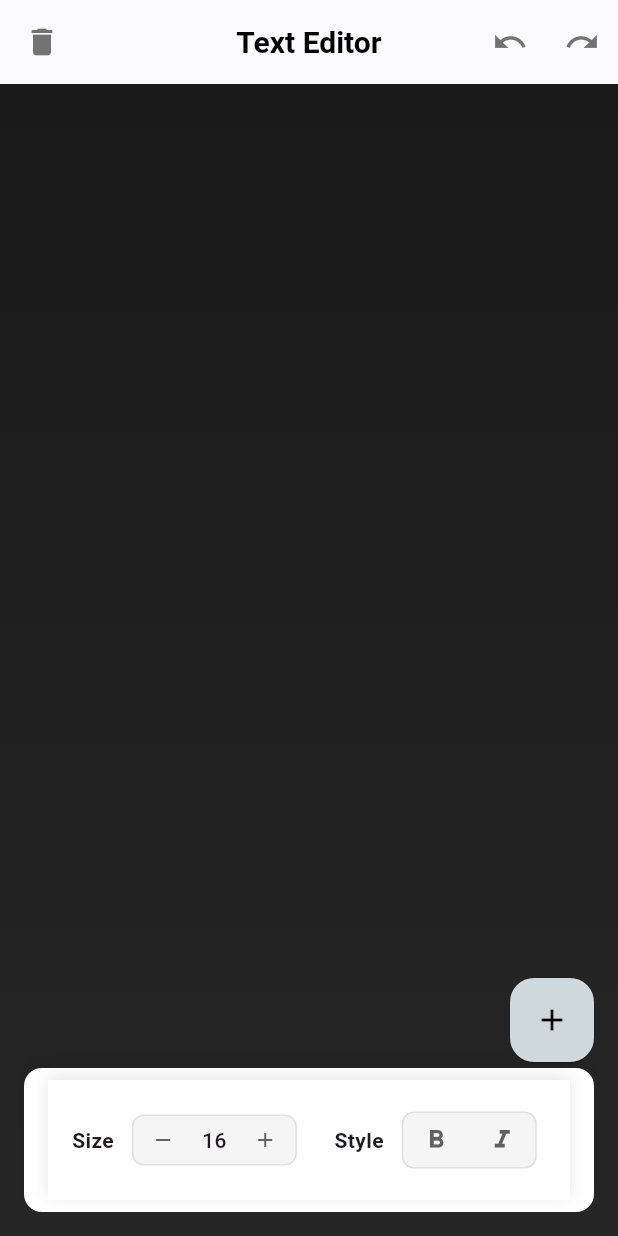
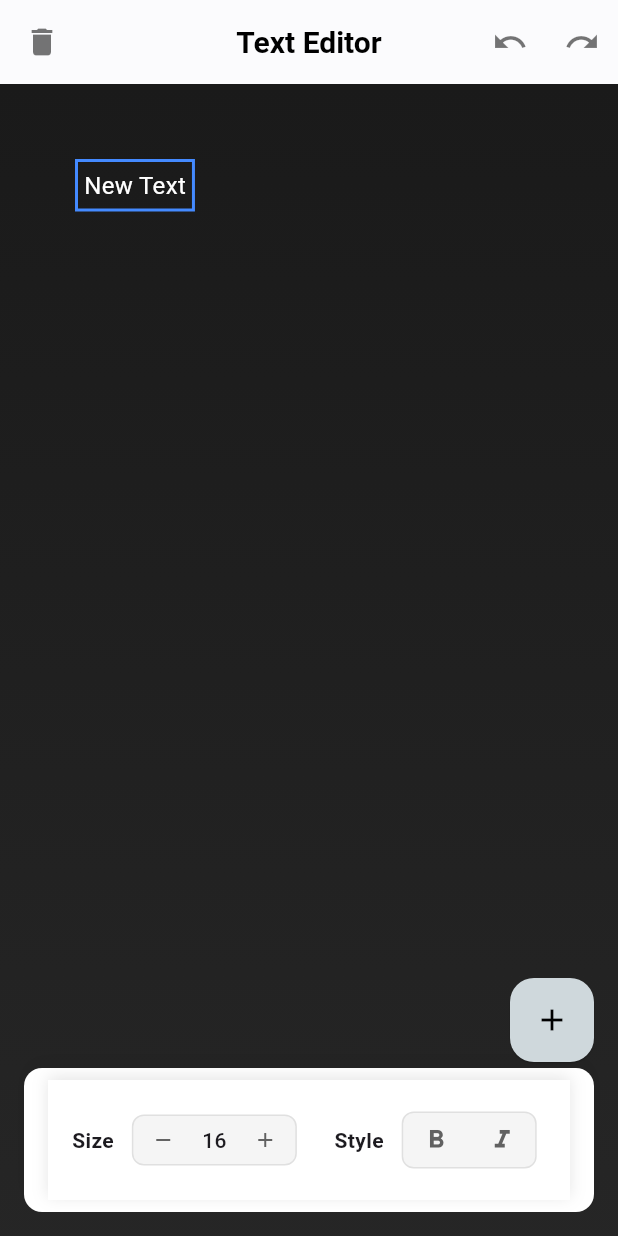
Before and after one commit to may-tas/TextEditingApp, a Flutter app: the screen it shows after launch, after a tap on the "add" icon, on a phone screen of 412 x 824 dp. Run offline on Flutter 3.47's test engine with Material 3 defaults, Android fonts, the phone set to English and light mode, and no system bars; our stand-ins replace flutter_bloc; Roboto replaces fonts that are missing (Arial).

Commit message:
feat: Implement ID-based selection for text item property updates

```diff
--- a/lib/constants/font_family_list.dart
+++ b/lib/constants/font_family_list.dart
@@ -1,9 +1,11 @@
-import 'package:flutter/material.dart';
+// lib/constants/font_family_list.dart
+import 'package:flutter/material.dart'; // Keep this import if you still use Text widget here for any reason,
+                                      // though for a simple list of strings, it's not strictly needed.
 
-const items = [
-  DropdownMenuItem(value: 'Arial', child: Text('Arial')),
-  DropdownMenuItem(value: 'Courier', child: Text('Courier')),
-  DropdownMenuItem(value: 'Times New Roman', child: Text('Times New Roman')),
-  DropdownMenuItem(value: 'Roboto', child: Text('Roboto')),
-  DropdownMenuItem(value: 'Helvetica', child: Text('Helvetica')),
+const List<String> fontFamilyList = [ // <--- Changed to List<String>
+  'Arial',
+  'Courier',
+  'Times New Roman',
+  'Roboto',
+  'Helvetica',
 ];
--- a/lib/cubit/canvas_state.dart
+++ b/lib/cubit/canvas_state.dart
@@ -1,29 +1,43 @@
+// lib/cubit/canvas_state.dart
 import 'package:celebrare_assignment/models/text_item_model.dart';
+import 'package:flutter/material.dart'; // Add this import if Color, FontStyle etc. are used elsewhere in CanvasState
 
 class CanvasState {
   final List<TextItem> textItems;
   final List<CanvasState> history;
   final List<CanvasState> future;
+  final String? selectedTextItemId; // <--- NEW: ID of the currently selected item
 
   const CanvasState({
     required this.textItems,
-    required this.history,
-    required this.future,
+    this.history = const [], // Initialize as empty list if not provided
+    this.future = const [],   // Initialize as empty list if not provided
+    this.selectedTextItemId,  // Initialize in constructor
   });
 
   factory CanvasState.initial() {
-    return const CanvasState(textItems: [], history: [], future: []);
+    return const CanvasState(
+      textItems: [],
+      history: [],
+      future: [],
+      selectedTextItemId: null, // <--- NEW: Initially no item is selected
+    );
   }
 
   CanvasState copyWith({
     List<TextItem>? textItems,
     List<CanvasState>? history,
     List<CanvasState>? future,
+    String? selectedTextItemId, // Allow copyWith to update selected item ID
   }) {
     return CanvasState(
       textItems: textItems ?? this.textItems,
       history: history ?? this.history,
       future: future ?? this.future,
+      selectedTextItemId: selectedTextItemId, // <--- IMPORTANT: Do NOT use ?? this.selectedTextItemId here for selectedTextItemId
+      // We want to be able to explicitly set selectedTextItemId to null (unselect)
+      // if selectedTextItemId is passed as null to copyWith.
+      // If selectedTextItemId is omitted (not passed), it will default to the current state's selectedTextItemId.
     );
   }
 }
--- a/lib/models/text_item_model.dart
+++ b/lib/models/text_item_model.dart
@@ -1,6 +1,9 @@
-import 'dart:ui';
+// lib/models/text_item_model.dart
+import 'package:flutter/material.dart'; // Using material.dart for Color, FontStyle, FontWeight
+import 'package:uuid/uuid.dart'; // <--- NEW: Import uuid package
 
 class TextItem {
+  final String id; // <--- NEW: Unique ID for each text item
   final String text;
   final double x;
   final double y;
@@ -10,7 +13,11 @@ class TextItem {
   final String fontFamily;
   final Color color;
 
+  // Create a Uuid generator instance
+  static const Uuid _uuid = Uuid();
+
   TextItem({
+    String? id, // Optional: if an ID is provided, use it; otherwise, generate a new one
     required this.text,
     required this.x,
     required this.y,
@@ -19,9 +26,10 @@ class TextItem {
     required this.fontWeight,
     required this.fontFamily,
     required this.color,
-  });
+  }) : id = id ?? _uuid.v4(); // Generate a unique ID if not provided
 
   TextItem copyWith({
+    String? id, // Allow copying with a new ID (though typically the ID remains the same)
     String? text,
     double? x,
     double? y,
@@ -32,6 +40,7 @@ class TextItem {
     Color? color,
   }) {
     return TextItem(
+      id: id ?? this.id, // <--- NEW: Retain the original ID by default
       text: text ?? this.text,
       x: x ?? this.x,
       y: y ?? this.y,
--- a/lib/ui/widgets/editable_text_widget.dart
+++ b/lib/ui/widgets/editable_text_widget.dart
@@ -1,30 +1,88 @@
+// lib/ui/widgets/editable_text_widget.dart
 import 'package:celebrare_assignment/cubit/canvas_cubit.dart';
+import 'package:celebrare_assignment/cubit/canvas_state.dart';
 import 'package:celebrare_assignment/models/text_item_model.dart';
 import 'package:flutter/material.dart';
 import 'package:flutter_bloc/flutter_bloc.dart';
 
 class EditableTextWidget extends StatelessWidget {
-  final int index;
+  // Removed 'index' as it's no longer needed for identification
   final TextItem textItem;
 
   const EditableTextWidget({
     super.key,
-    required this.index,
     required this.textItem,
   });
 
   @override
   Widget build(BuildContext context) {
-    return GestureDetector(
+    final canvasCubit = context.read<CanvasCubit>();
+
+    return BlocBuilder<CanvasCubit, CanvasState>(
+      // Rebuild only when the selectedTextItemId changes or the specific textItem's properties change
+      // This helps optimize rebuilds for individual text widgets.
+      buildWhen: (previous, current) {
+        final bool wasSelected = previous.selectedTextItemId == textItem.id;
+        final bool isSelected = current.selectedTextItemId == textItem.id;
+
+        // Rebuild if selection status changes for this item
+        if (wasSelected != isSelected) {
+          return true;
+        }
+
+        // Rebuild if this specific textItem's properties have changed
+        // (assuming textItems list itself is immutable and items are replaced, not mutated)
+        final previousTextItem = previous.textItems.firstWhere(
+          (item) => item.id == textItem.id,
+          orElse: () => textItem, // Fallback if item somehow not found (shouldn't happen)
+        );
+        final currentTextItem = current.textItems.firstWhere(
+          (item) => item.id == textItem.id,
+          orElse: () => textItem, // Fallback
+        );
+
+        return previousTextItem != currentTextItem; // Check if the item itself has changed
+      },
+      builder: (context, state) {
+        final isSelected = state.selectedTextItemId == textItem.id;
+
+        return Positioned(
+          left: textItem.x,
+          top: textItem.y,
+          child: GestureDetector(
             onTap: () async {
+              // First, select this item
+              canvasCubit.selectTextItem(textItem.id);
+
+              // Then, show the edit dialog
               final newText = await showDialog<String>(
                 context: context,
                 builder: (context) => EditTextDialog(initialText: textItem.text),
               );
-        if (newText != null) {
-          context.read<CanvasCubit>().editText(index, newText);
+
+              // If text was edited and an item is still selected (this one)
+              if (newText != null && state.selectedTextItemId == textItem.id) {
+                canvasCubit.editText(newText); // Call editText without index
               }
             },
+            onPanUpdate: (details) {
+              // Ensure this item is selected before moving it
+              if (!isSelected) {
+                canvasCubit.selectTextItem(textItem.id);
+              }
+              // Move the selected text item (Cubit's moveText now operates on selected item)
+              canvasCubit.moveText(
+                textItem.x + details.delta.dx,
+                textItem.y + details.delta.dy,
+              );
+            },
+            child: Container(
+              padding: const EdgeInsets.all(4),
+              decoration: BoxDecoration(
+                border: isSelected
+                    ? Border.all(color: Colors.blueAccent, width: 2) // Visual highlight for selected item
+                    : Border.all(color: Colors.transparent, width: 2), // Keep width consistent when not selected
+              ),
               child: Text(
                 textItem.text,
                 style: TextStyle(
@@ -35,6 +93,10 @@ class EditableTextWidget extends StatelessWidget {
                   color: textItem.color,
                 ),
               ),
+            ),
+          ),
+        );
+      },
     );
   }
 }
--- a/lib/ui/widgets/font_controls.dart
+++ b/lib/ui/widgets/font_controls.dart
@@ -1,14 +1,46 @@
+// lib/ui/widgets/font_controls.dart
 import 'package:celebrare_assignment/constants/font_family_list.dart';
 import 'package:celebrare_assignment/cubit/canvas_cubit.dart';
 import 'package:celebrare_assignment/cubit/canvas_state.dart';
+import 'package:celebrare_assignment/models/text_item_model.dart';
 import 'package:flutter/material.dart';
 import 'package:flutter_bloc/flutter_bloc.dart';
+import 'package:collection/collection.dart'; // <--- NEW: Import for firstWhereOrNull
 
 class FontControls extends StatelessWidget {
   const FontControls({super.key});
 
   @override
   Widget build(BuildContext context) {
+    // We use BlocBuilder here to react to CanvasState changes
+    return BlocBuilder<CanvasCubit, CanvasState>(
+      // Optimize rebuilds: only rebuild if selectedTextItemId changes,
+      // or if the properties of the currently selected item change.
+      buildWhen: (previous, current) {
+        final prevSelected = previous.textItems.firstWhereOrNull(
+          (item) => item.id == previous.selectedTextItemId,
+        );
+        final currentSelected = current.textItems.firstWhereOrNull(
+          (item) => item.id == current.selectedTextItemId,
+        );
+
+        // Rebuild if selection status changes OR if selected item's properties differ
+        return previous.selectedTextItemId != current.selectedTextItemId ||
+               (prevSelected?.fontSize != currentSelected?.fontSize) ||
+               (prevSelected?.fontFamily != currentSelected?.fontFamily) ||
+               (prevSelected?.color != currentSelected?.color) ||
+               (prevSelected?.fontStyle != currentSelected?.fontStyle) ||
+               (prevSelected?.fontWeight != currentSelected?.fontWeight);
+      },
+      builder: (context, state) {
+        final canvasCubit = context.read<CanvasCubit>();
+
+        // Find the currently selected text item from the state
+        final TextItem? selectedTextItem = state.textItems.firstWhereOrNull(
+          (item) => item.id == state.selectedTextItemId,
+        );
+        final bool isItemSelected = selectedTextItem != null;
+
         return Container(
           height: 80,
           padding: const EdgeInsets.symmetric(horizontal: 16.0, vertical: 8.0),
@@ -26,20 +58,27 @@ class FontControls extends StatelessWidget {
             scrollDirection: Axis.horizontal,
             child: Row(
               children: [
-            _buildFontSizeControls(context),
+                _buildFontSizeControls(context, isItemSelected, selectedTextItem, canvasCubit),
                 const SizedBox(width: 25),
-            _buildFontStyleControls(context),
+                _buildFontStyleControls(context, isItemSelected, selectedTextItem, canvasCubit),
                 const SizedBox(width: 25),
-            _buildFontFamilyControls(context),
+                _buildFontFamilyControls(context, isItemSelected, selectedTextItem, canvasCubit),
                 const SizedBox(width: 25),
-            _buildColorControls(context),
+                _buildColorControls(context, isItemSelected, selectedTextItem, canvasCubit),
               ],
             ),
           ),
         );
+      },
+    );
   }
 
-  Widget _buildFontSizeControls(BuildContext context) {
+  Widget _buildFontSizeControls(
+    BuildContext context,
+    bool isItemSelected,
+    TextItem? selectedTextItem,
+    CanvasCubit canvasCubit,
+  ) {
     return Row(
       mainAxisSize: MainAxisSize.min,
       children: [
@@ -64,31 +103,28 @@ class FontControls extends StatelessWidget {
               _buildSizeButton(
                 context: context,
                 icon: Icons.remove,
-                onPressed: () => _changeFontSize(context, decrease: true),
+                onPressed: isItemSelected
+                    ? () => canvasCubit.changeFontSize(selectedTextItem!.fontSize - 2)
+                    : null, // Disable if no item selected
               ),
-              BlocBuilder<CanvasCubit, CanvasState>(
-                builder: (context, state) {
-                  final fontSize = state.textItems.isNotEmpty
-                      ? state.textItems.last.fontSize.round()
-                      : 16;
-                  return Container(
+              Container(
                 constraints: const BoxConstraints(minWidth: 36),
                 padding: const EdgeInsets.symmetric(horizontal: 8),
                 child: Text(
-                      '$fontSize',
+                  isItemSelected ? '${selectedTextItem!.fontSize.round()}' : '-', // Show actual size or placeholder
                   textAlign: TextAlign.center,
                   style: const TextStyle(
                     fontWeight: FontWeight.w500,
                     fontSize: 14,
                   ),
                 ),
-                  );
-                },
               ),
               _buildSizeButton(
                 context: context,
                 icon: Icons.add,
-                onPressed: () => _changeFontSize(context, decrease: false),
+                onPressed: isItemSelected
+                    ? () => canvasCubit.changeFontSize(selectedTextItem!.fontSize + 2)
+                    : null, // Disable if no item selected
               ),
             ],
           ),
@@ -97,7 +133,12 @@ class FontControls extends StatelessWidget {
     );
   }
 
-  Widget _buildFontFamilyControls(BuildContext context) {
+  Widget _buildFontFamilyControls(
+    BuildContext context,
+    bool isItemSelected,
+    TextItem? selectedTextItem,
+    CanvasCubit canvasCubit,
+  ) {
     return Row(
       mainAxisSize: MainAxisSize.min,
       children: [
@@ -116,18 +157,24 @@ class FontControls extends StatelessWidget {
             borderRadius: BorderRadius.circular(8),
             border: Border.all(color: Colors.grey[300]!),
           ),
-          child: BlocBuilder<CanvasCubit, CanvasState>(
-            builder: (context, state) {
-              final currentFont = state.textItems.isNotEmpty
-                  ? state.textItems.last.fontFamily
-                  : 'Arial';
-
-              return DropdownButtonHideUnderline(
+          child: DropdownButtonHideUnderline(
             child: DropdownButton<String>(
               menuWidth: 170,
-                  value: currentFont,
-                  items: items,
-                  onChanged: (value) => _changeFontFamily(context, value),
+              value: isItemSelected ? selectedTextItem!.fontFamily : null, // Set current font family or null
+              hint: const Text('Select Font'), // Hint when nothing is selected
+              items: fontFamilyList.map((family) {
+                return DropdownMenuItem<String>(
+                  value: family,
+                  child: Text(family),
+                );
+              }).toList(),
+              onChanged: isItemSelected // Disable if no item selected
+                  ? (value) {
+                      if (value != null) {
+                        canvasCubit.changeFontFamily(value);
+                      }
+                    }
+                  : null,
               style: TextStyle(
                 color: Colors.grey[800],
                 fontSize: 14,
@@ -135,8 +182,6 @@ class FontControls extends StatelessWidget {
               ),
               icon: Icon(Icons.arrow_drop_down, color: Colors.grey[600]),
             ),
-              );
-            },
           ),
         ),
       ],
@@ -146,28 +191,34 @@ class FontControls extends StatelessWidget {
   Widget _buildSizeButton({
     required BuildContext context,
     required IconData icon,
-    required VoidCallback onPressed,
+    required VoidCallback? onPressed, // onPressed can now be null
   }) {
     return Material(
       color: Colors.transparent,
       child: InkWell(
         borderRadius: BorderRadius.circular(4),
-        onTap: onPressed,
+        onTap: onPressed, // Will be null if disabled
         child: Padding(
           padding: const EdgeInsets.all(8.0),
           child: Icon(
             icon,
             size: 16,
-            color: Colors.grey[700],
+            color: onPressed != null ? Colors.grey[700] : Colors.grey[400], // Change color when disabled
           ),
         ),
       ),
     );
   }
 
-  Widget _buildColorControls(BuildContext context) {
+  Widget _buildColorControls(
+    BuildContext context,
+    bool isItemSelected,
+    TextItem? selectedTextItem,
+    CanvasCubit canvasCubit,
+  ) {
     final colors = [
       Colors.black,
+      Colors.white, // Added white for variety based on default text color
       Colors.red,
       Colors.blue,
       Colors.green,
@@ -194,26 +245,14 @@ class FontControls extends StatelessWidget {
             borderRadius: BorderRadius.circular(8),
             border: Border.all(color: Colors.grey[300]!),
           ),
-          child: BlocBuilder<CanvasCubit, CanvasState>(
-            builder: (context, state) {
-              final selectedColor = state.textItems.isNotEmpty
-                  ? state.textItems.last.color
-                  : Colors.black;
-
-              return Row(
+          child: Row(
             mainAxisSize: MainAxisSize.min,
             children: colors.map((color) {
-                  final isSelected = selectedColor == color;
+              final isSelectedColor = isItemSelected && selectedTextItem!.color == color;
               return GestureDetector(
-                    onTap: () {
-                      final selectedIndex = state.textItems.length - 1;
-                      if (selectedIndex >= 0) {
-                        context.read<CanvasCubit>().changeTextColor(
-                              selectedIndex,
-                              color,
-                            );
-                      }
-                    },
+                onTap: isItemSelected // Disable if no item selected
+                    ? () => canvasCubit.changeTextColor(color)
+                    : null,
                 child: Container(
                   width: 30,
                   height: 30,
@@ -222,24 +261,27 @@ class FontControls extends StatelessWidget {
                     color: color,
                     shape: BoxShape.circle,
                     border: Border.all(
-                          color: isSelected
-                              ? Colors.blue
+                      color: isSelectedColor
+                          ? Colors.blue // Highlight selected color
                           : Colors.grey.withOpacity(0.3),
-                          width: isSelected ? 2 : 1,
+                      width: isSelectedColor ? 2 : 1,
                     ),
                   ),
                 ),
               );
             }).toList(),
-              );
-            },
           ),
         ),
       ],
     );
   }
 
-  Widget _buildFontStyleControls(BuildContext context) {
+  Widget _buildFontStyleControls(
+    BuildContext context,
+    bool isItemSelected,
+    TextItem? selectedTextItem,
+    CanvasCubit canvasCubit,
+  ) {
     return Row(
       mainAxisSize: MainAxisSize.min,
       children: [
@@ -264,13 +306,35 @@ class FontControls extends StatelessWidget {
               _buildStyleButton(
                 context: context,
                 icon: Icons.format_bold,
-                onPressed: () => _changeFontWeight(context, FontWeight.bold),
+                onPressed: isItemSelected
+                    ? () {
+                        // Toggle bold
+                        canvasCubit.changeFontWeight(
+                          selectedTextItem!.fontWeight == FontWeight.bold
+                              ? FontWeight.normal
+                              : FontWeight.bold,
+                        );
+                      }
+                    : null,
+                // Highlight button if selected item is bold
+                isActive: isItemSelected && selectedTextItem!.fontWeight == FontWeight.bold,
               ),
               const SizedBox(width: 8),
               _buildStyleButton(
                 context: context,
                 icon: Icons.format_italic,
-                onPressed: () => _changeFontStyle(context, FontStyle.italic),
+                onPressed: isItemSelected
+                    ? () {
+                        // Toggle italic
+                        canvasCubit.changeFontStyle(
+                          selectedTextItem!.fontStyle == FontStyle.italic
+                              ? FontStyle.normal
+                              : FontStyle.italic,
+                        );
+                      }
+                    : null,
+                // Highlight button if selected item is italic
+                isActive: isItemSelected && selectedTextItem!.fontStyle == FontStyle.italic,
               ),
             ],
           ),
@@ -279,10 +343,12 @@ class FontControls extends StatelessWidget {
     );
   }
 
+  // Modified _buildStyleButton to include an 'isActive' parameter for visual feedback
   Widget _buildStyleButton({
     required BuildContext context,
     required IconData icon,
-    required VoidCallback onPressed,
+    required VoidCallback? onPressed,
+    bool isActive = false, // <--- NEW: For highlighting active style
   }) {
     return Material(
       color: Colors.transparent,
@@ -294,50 +360,15 @@ class FontControls extends StatelessWidget {
           child: Icon(
             icon,
             size: 20,
-            color: Colors.grey[700],
+            color: onPressed != null
+                ? (isActive ? Colors.blueAccent : Colors.grey[700]) // Active color vs default
+                : Colors.grey[400], // Disabled color
           ),
         ),
       ),
     );
   }
 
-  void _changeFontStyle(BuildContext context, FontStyle fontStyle) {
-    final selectedIndex =
-        context.read<CanvasCubit>().state.textItems.length - 1;
-    if (selectedIndex >= 0) {
-      context.read<CanvasCubit>().changeFontStyle(selectedIndex, fontStyle);
+  // --- Removed all _changeX methods ---
+  // The logic is now inline within the onPressed callbacks in _buildXControls methods
 }
-  }
-
-  void _changeFontWeight(BuildContext context, FontWeight fontWeight) {
-    final selectedIndex =
-        context.read<CanvasCubit>().state.textItems.length - 1;
-    if (selectedIndex >= 0) {
-      context.read<CanvasCubit>().changeFontWeight(selectedIndex, fontWeight);
-    }
-  }
-
-  void _changeFontSize(BuildContext context, {required bool decrease}) {
-    final selectedIndex =
-        context.read<CanvasCubit>().state.textItems.length - 1;
-    if (selectedIndex >= 0) {
-      final currentSize =
-          context.read<CanvasCubit>().state.textItems[selectedIndex].fontSize;
-      final newSize = decrease ? currentSize - 2 : currentSize + 2;
-      context.read<CanvasCubit>().changeFontSize(
-            selectedIndex,
-            newSize,
-          );
-    }
-  }
-
-  void _changeFontFamily(BuildContext context, String? fontFamily) {
-    if (fontFamily != null) {
-      final selectedIndex =
-          context.read<CanvasCubit>().state.textItems.length - 1;
-      if (selectedIndex >= 0) {
-        context.read<CanvasCubit>().changeFontFamily(selectedIndex, fontFamily);
-      }
-    }
-  }
-}
--- a/pubspec.yaml
+++ b/pubspec.yaml
@@ -27,15 +27,16 @@ environment:
 # dependencies can be manually updated by changing the version numbers below to
 # the latest version available on pub.dev. To see which dependencies have newer
 # versions available, run `flutter pub outdated`.
-dependencies:
+dependencies: # <--- THIS IS THE CORRECT, PRIMARY DEPENDENCIES SECTION
   flutter:
     sdk: flutter
-
 
   # The following adds the Cupertino Icons font to your application.
   # Use with the CupertinoIcons class for iOS style icons.
   cupertino_icons: ^1.0.8
   flutter_bloc: ^8.1.6
+  uuid: ^4.2.2
+  collection: ^1.18.0
 
 dev_dependencies:
   flutter_test:
```
Also changed, not shown: lib/cubit/canvas_cubit.dart (+90 -35 lines), pubspec.lock. Lines whose indentation alone changed are shown as unchanged.
